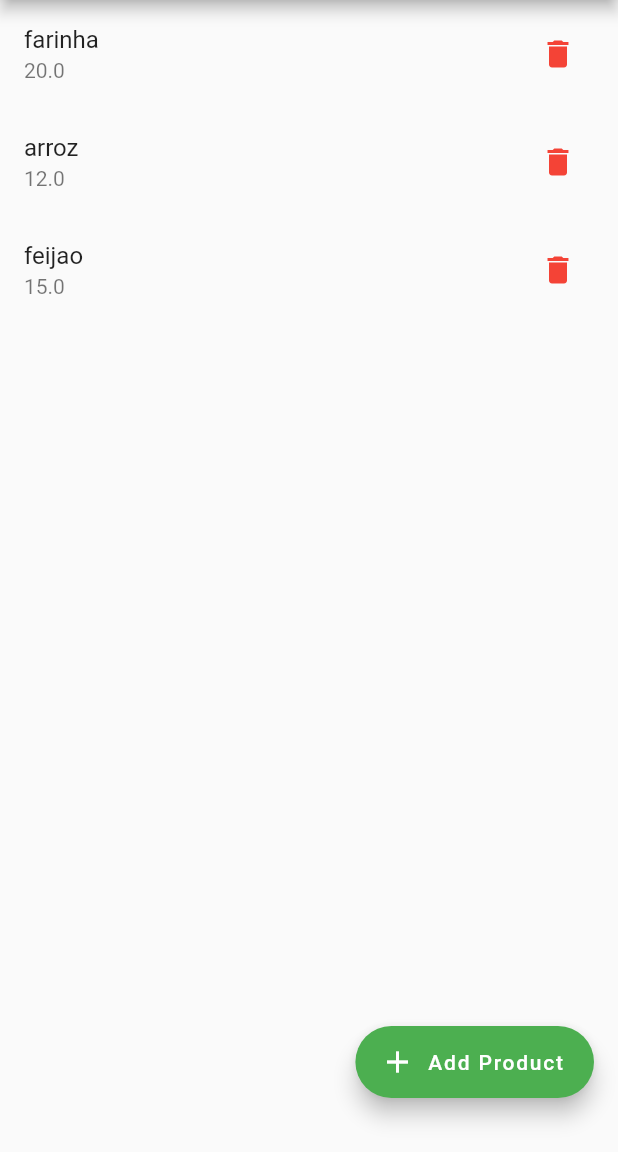
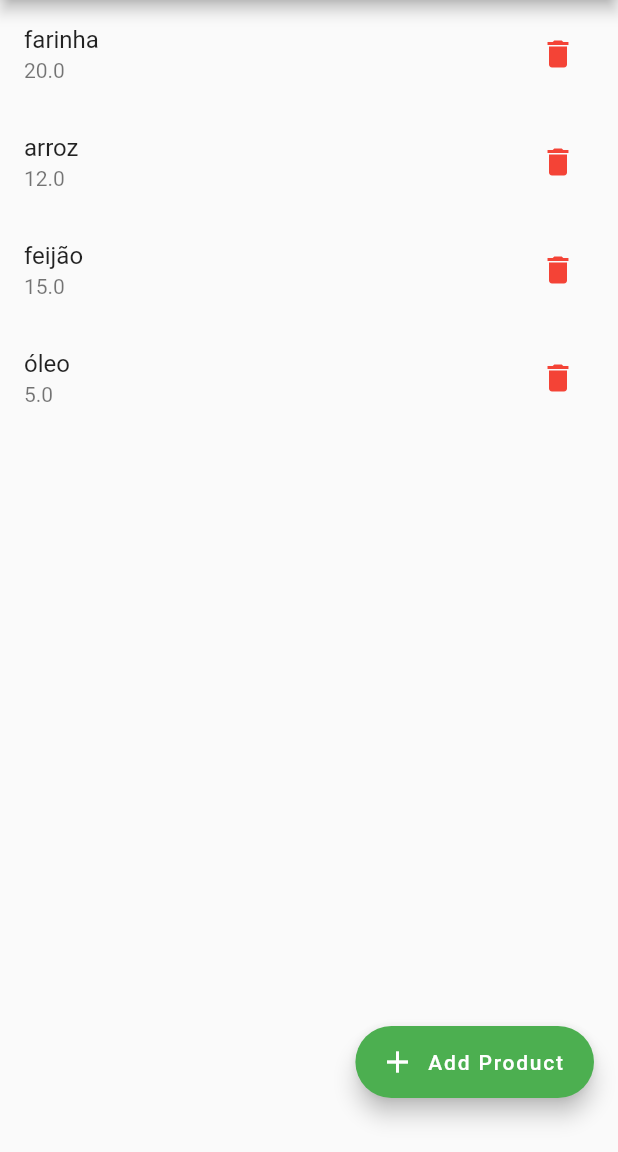
Before and after one commit to davidfffelix/marketlist, a Flutter app: the screen it shows after launch, on a phone screen of 412 x 824 dp, the part 84-1236 px from its top. Run offline on Flutter 3.47's test engine with Material 2 defaults, Android fonts, the phone set to English and light mode, and no system bars; our stand-ins replace get.

Commit message:
Analyzing code

```diff
--- a/lib/home_controller.dart
+++ b/lib/home_controller.dart
@@ -6,12 +6,13 @@ class HomeController extends GetxController {
   List<ProductModel> products = [
     ProductModel(name: 'farinha', price: 20),
     ProductModel(name: 'arroz', price: 12),
-    ProductModel(name: 'feijao', price: 15),
+    ProductModel(name: 'feijão', price: 15),
+    ProductModel(name: 'óleo', price: 5),
   ];
 
   final nameTextEditController = TextEditingController();
   final priceTextEditController = TextEditingController();
-  var sortType = sortLowerPrice();
+  // var sortType = sortLowerPrice();
 
   // late ProductModel productModel;
   // RxInt itemCount = 0.obs;
--- a/lib/home_page.dart
+++ b/lib/home_page.dart
@@ -24,7 +24,7 @@ class _HomePageState extends State<HomePage> {
             IconButton(
               icon: const Icon(Icons.swap_vert),
               onPressed: () {
-                controller.sort();
+                controller.sortLowerPrice();
               },
             ),
           ],
```
